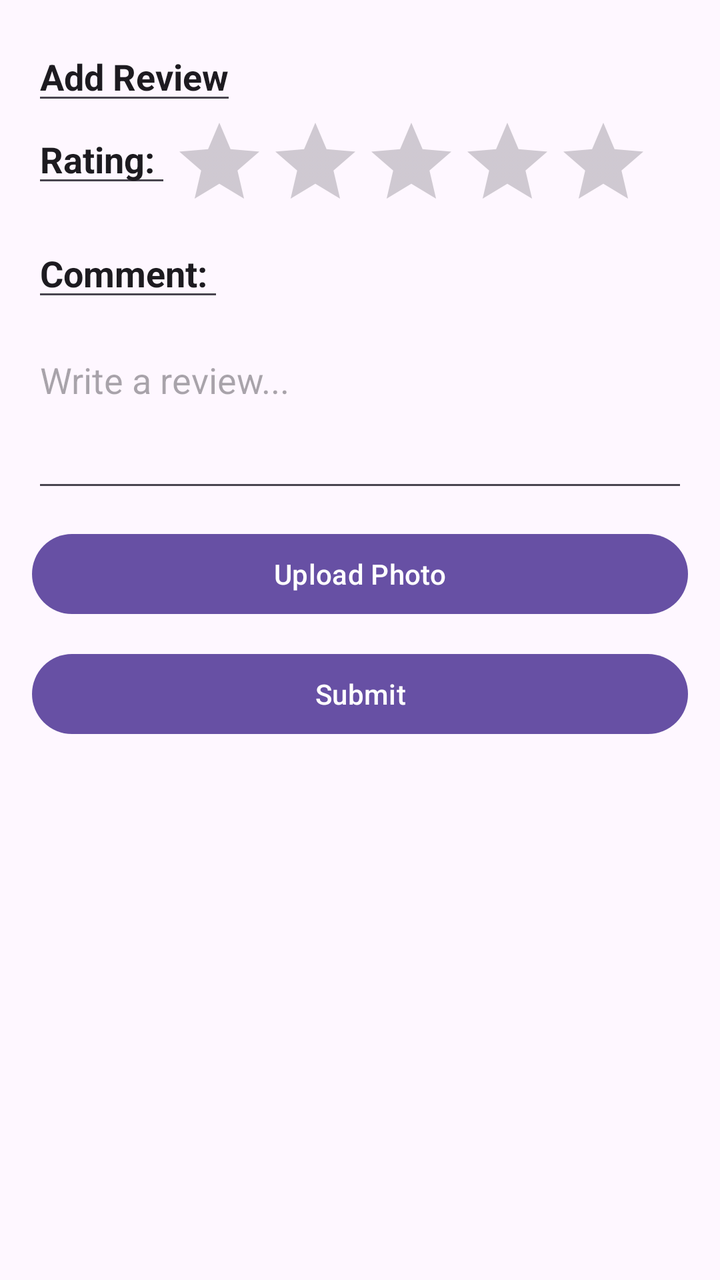
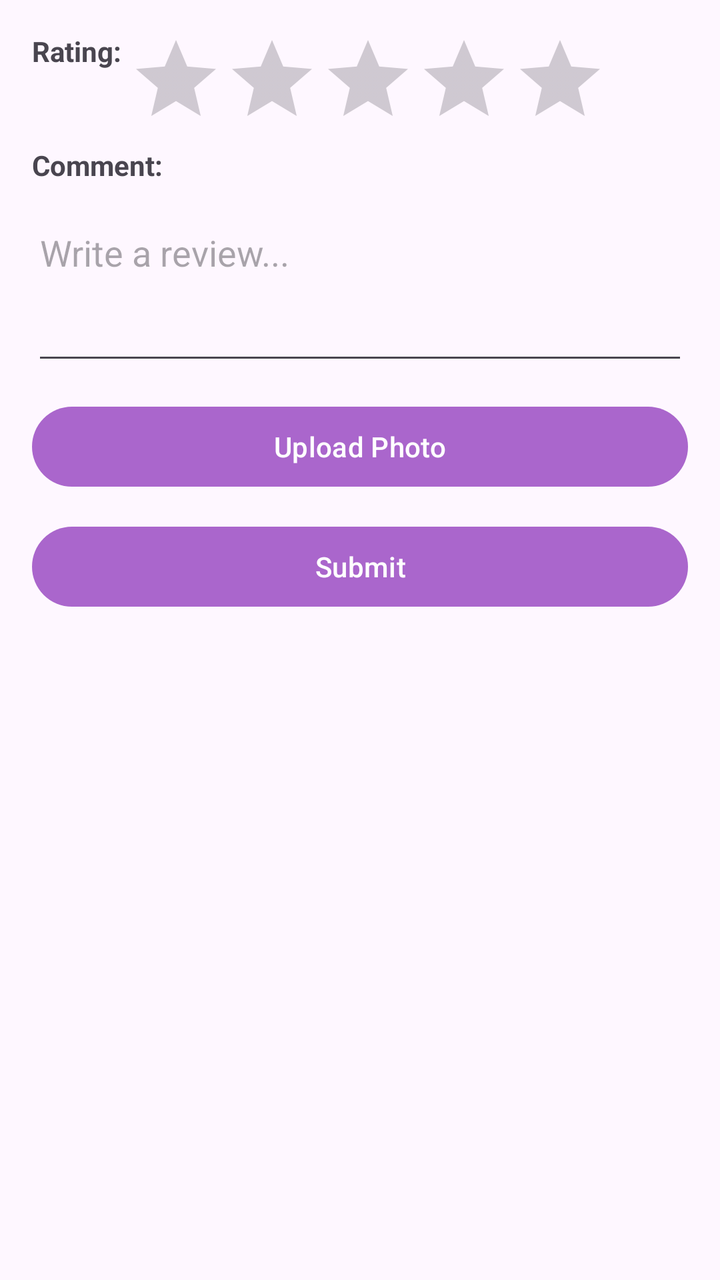

Before-and-after screenshots of an Android layout around one commit, followed by the original layout XML and the change that was made.
<!-- AndroidManifest.xml: application theme Theme.LocalEats -->
<!-- res/layout/fragment_add_review.xml -->
<?xml version="1.0" encoding="utf-8"?>
<ScrollView xmlns:android="http://schemas.android.com/apk/res/android"
    android:layout_width="match_parent"
    android:layout_height="match_parent">

    <LinearLayout
        android:orientation="vertical"
        android:padding="16dp"
        android:layout_width="match_parent"
        android:layout_height="wrap_content">
        <EditText
            android:id="@+id/addReviewText"
            android:text="Add Review"
            android:textStyle="bold"
            android:layout_width="wrap_content"
            android:layout_height="wrap_content"/>
        <LinearLayout
            android:layout_width="wrap_content"
            android:layout_height="wrap_content">
            <EditText
                android:id="@+id/ratingText"
                android:text="Rating: "
                android:textStyle="bold"
                android:layout_width="wrap_content"
                android:layout_height="wrap_content"/>
            <RatingBar
                android:id="@+id/ratingBar"
                android:numStars="5"
                android:stepSize="1"
                android:layout_width="wrap_content"
                android:layout_height="wrap_content"/>
        </LinearLayout>

        <EditText
            android:id="@+id/commentText"
            android:text="Comment: "
            android:textStyle="bold"
            android:layout_width="wrap_content"
            android:layout_height="wrap_content" />
        <EditText
            android:id="@+id/commentInput"
            android:hint="Write a review..."
            android:minLines="3"
            android:gravity="top"
            android:layout_marginTop="12dp"
            android:layout_width="match_parent"
            android:layout_height="wrap_content"/>
        <LinearLayout
            android:layout_width="wrap_content"
            android:layout_height="wrap_content">

        </LinearLayout>

        <Button
            android:id="@+id/uploadBtn"
            android:text="Upload Photo"
            android:layout_marginTop="12dp"
            android:layout_width="match_parent"
            android:layout_height="wrap_content"/>

        <Button
            android:id="@+id/submitBtn"
            android:text="Submit"
            android:layout_marginTop="12dp"
            android:layout_width="match_parent"
            android:layout_height="wrap_content"/>
    </LinearLayout>

</ScrollView>
<!-- resources referenced by this layout -->
<resources>
  <style name="Theme.LocalEats" parent="Base.Theme.LocalEats" />
  <style name="Base.Theme.LocalEats" parent="Theme.Material3.DayNight.NoActionBar">
          
          
      </style>
</resources>

<!-- the commit's change to res/layout/fragment_add_review.xml (unified diff, before → after) -->
@@ -8,16 +8,10 @@
         android:padding="16dp"
         android:layout_width="match_parent"
         android:layout_height="wrap_content">
-        <EditText
-            android:id="@+id/addReviewText"
-            android:text="Add Review"
-            android:textStyle="bold"
-            android:layout_width="wrap_content"
-            android:layout_height="wrap_content"/>
         <LinearLayout
             android:layout_width="wrap_content"
             android:layout_height="wrap_content">
-            <EditText
+            <TextView
                 android:id="@+id/ratingText"
                 android:text="Rating: "
                 android:textStyle="bold"
@@ -31,7 +25,7 @@
                 android:layout_height="wrap_content"/>
         </LinearLayout>
 
-        <EditText
+        <TextView
             android:id="@+id/commentText"
             android:text="Comment: "
             android:textStyle="bold"
<!-- resource entries referenced after the edit -->
@@ -4,6 +4,8 @@
   <style name="Base.Theme.LocalEats" parent="Theme.Material3.DayNight.NoActionBar">
           
           
+          <item name="colorPrimary">@android:color/holo_purple</item>
+          <item name="colorOnPrimary">@android:color/white</item>
       </style>
 </resources>
 
